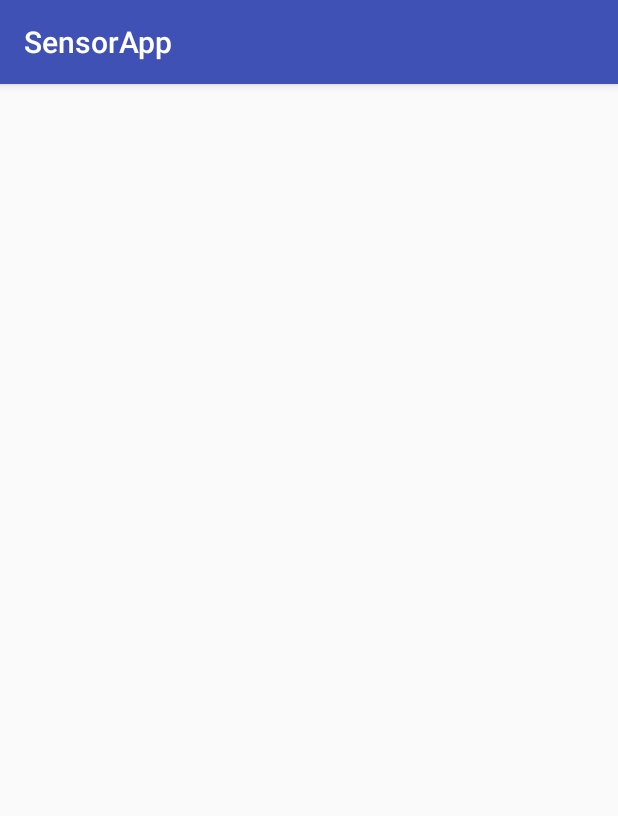
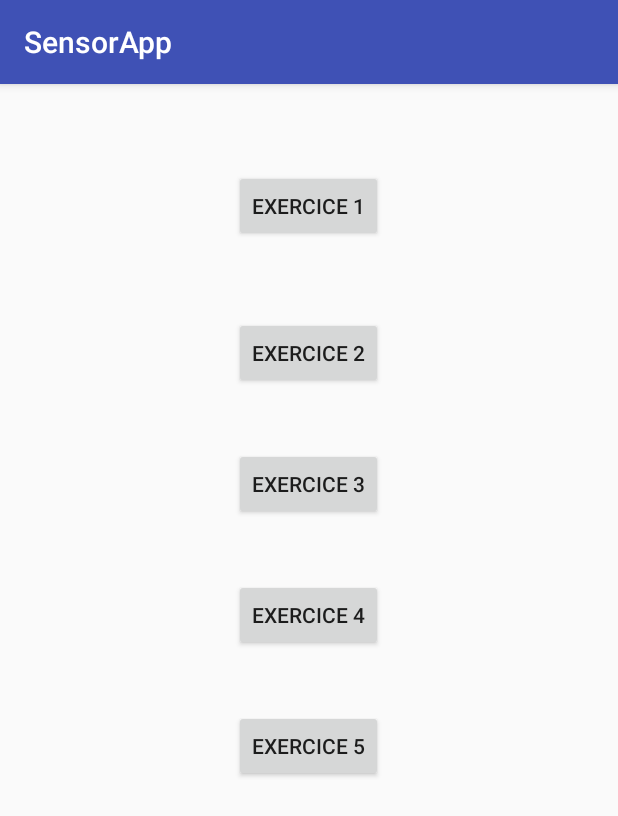
Before and after one commit to mordohaw/SensorApp, an Android app: the screen it shows after launch (ShakeActivity before the commit, MenuActivity after it), on a phone screen of 412 x 824 dp. Shown: the top 816 px of the screen. Run offline under Robolectric (Android 15) with nearby library versions, the phone set to English and light mode, and no system bars.

Commit message:
ex5 finish

```diff
--- a/app/src/main/res/layout/activity_menu.xml
+++ b/app/src/main/res/layout/activity_menu.xml
@@ -45,4 +45,14 @@
         android:layout_below="@+id/button3"
         android:layout_marginTop="39dp"
         android:text="Exercice 4" />
+
+    <Button
+        android:id="@+id/button5"
+        android:onClick="goToShakeActivity"
+        android:layout_width="wrap_content"
+        android:layout_height="wrap_content"
+        android:layout_alignStart="@+id/button2"
+        android:layout_below="@+id/button4"
+        android:layout_marginTop="39dp"
+        android:text="Exercice 5" />
 </RelativeLayout>
```
Also changed, not shown: app/src/main/AndroidManifest.xml (+5 -4 lines), app/src/main/java/williammordohay/sensorapp/MenuActivity.java (+9 -0 lines).
